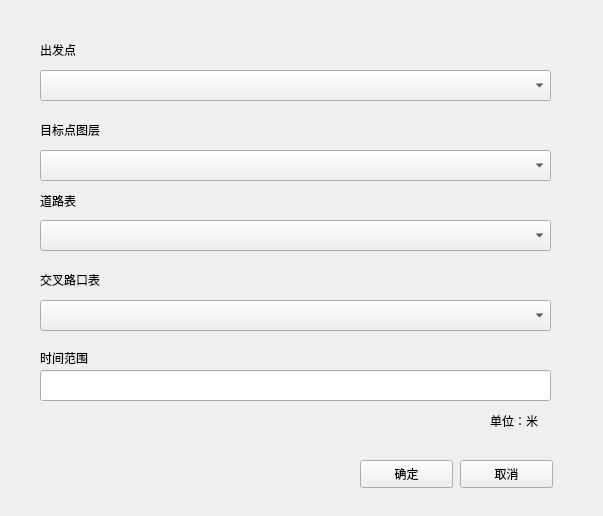
Qt form AccessAnalysisWidget.ui (SkyTreeDelivery/GISDevelopmentKMJ) before a commit.
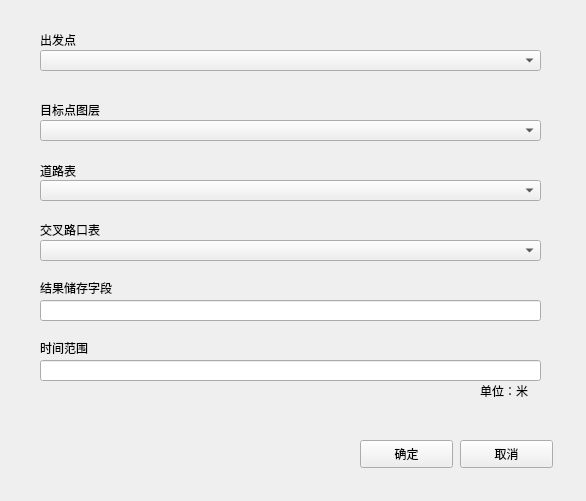
The same form after that commit.

```diff
--- a/AccessAnalysisWidget.ui
+++ b/AccessAnalysisWidget.ui
@@ -6,8 +6,8 @@
    <rect>
     <x>0</x>
     <y>0</y>
-    <width>603</width>
-    <height>516</height>
+    <width>586</width>
+    <height>501</height>
    </rect>
   </property>
   <property name="windowTitle">
@@ -17,7 +17,7 @@
    <property name="geometry">
     <rect>
      <x>40</x>
-     <y>40</y>
+     <y>30</y>
      <width>71</width>
      <height>20</height>
     </rect>
@@ -30,7 +30,7 @@
    <property name="geometry">
     <rect>
      <x>40</x>
-     <y>120</y>
+     <y>100</y>
      <width>81</width>
      <height>20</height>
     </rect>
@@ -43,7 +43,7 @@
    <property name="geometry">
     <rect>
      <x>40</x>
-     <y>190</y>
+     <y>160</y>
      <width>71</width>
      <height>21</height>
     </rect>
@@ -56,7 +56,7 @@
    <property name="geometry">
     <rect>
      <x>40</x>
-     <y>270</y>
+     <y>220</y>
      <width>81</width>
      <height>20</height>
     </rect>
@@ -69,7 +69,7 @@
    <property name="geometry">
     <rect>
      <x>40</x>
-     <y>350</y>
+     <y>340</y>
      <width>72</width>
      <height>15</height>
     </rect>
@@ -82,9 +82,9 @@
    <property name="geometry">
     <rect>
      <x>40</x>
-     <y>370</y>
-     <width>511</width>
-     <height>31</height>
+     <y>360</y>
+     <width>501</width>
+     <height>21</height>
     </rect>
    </property>
   </widget>
@@ -92,7 +92,7 @@
    <property name="geometry">
     <rect>
      <x>360</x>
-     <y>460</y>
+     <y>440</y>
      <width>93</width>
      <height>28</height>
     </rect>
@@ -105,9 +105,9 @@
    <property name="geometry">
     <rect>
      <x>40</x>
-     <y>220</y>
-     <width>511</width>
-     <height>31</height>
+     <y>180</y>
+     <width>501</width>
+     <height>21</height>
     </rect>
    </property>
   </widget>
@@ -115,7 +115,7 @@
    <property name="geometry">
     <rect>
      <x>460</x>
-     <y>460</y>
+     <y>440</y>
      <width>93</width>
      <height>28</height>
     </rect>
@@ -127,8 +127,8 @@
   <widget class="QLabel" name="unitLabel">
    <property name="geometry">
     <rect>
-     <x>490</x>
-     <y>410</y>
+     <x>480</x>
+     <y>380</y>
      <width>72</width>
      <height>21</height>
     </rect>
@@ -141,30 +141,53 @@
    <property name="geometry">
     <rect>
      <x>40</x>
+     <y>240</y>
+     <width>501</width>
+     <height>21</height>
+    </rect>
+   </property>
+  </widget>
+  <widget class="QComboBox" name="dirPointLayerBox">
+   <property name="geometry">
+    <rect>
+     <x>40</x>
+     <y>120</y>
+     <width>501</width>
+     <height>21</height>
+    </rect>
+   </property>
+  </widget>
+  <widget class="QComboBox" name="oriBox">
+   <property name="geometry">
+    <rect>
+     <x>40</x>
+     <y>50</y>
+     <width>501</width>
+     <height>21</height>
+    </rect>
+   </property>
+  </widget>
+  <widget class="QLineEdit" name="saveFieldTextLine">
+   <property name="geometry">
+    <rect>
+     <x>40</x>
      <y>300</y>
-     <width>511</width>
-     <height>31</height>
+     <width>501</width>
+     <height>21</height>
     </rect>
    </property>
   </widget>
-  <widget class="QComboBox" name="targetPointLayerBox">
+  <widget class="QLabel" name="saveFieldLabel">
    <property name="geometry">
     <rect>
      <x>40</x>
-     <y>150</y>
-     <width>511</width>
-     <height>31</height>
+     <y>280</y>
+     <width>101</width>
+     <height>16</height>
     </rect>
    </property>
-  </widget>
-  <widget class="QComboBox" name="startBox">
-   <property name="geometry">
-    <rect>
-     <x>40</x>
-     <y>70</y>
-     <width>511</width>
-     <height>31</height>
-    </rect>
+   <property name="text">
+    <string>结果储存字段</string>
    </property>
   </widget>
  </widget>
```
Left out of the diff: 4 changed lines with no effect on the pictures.
